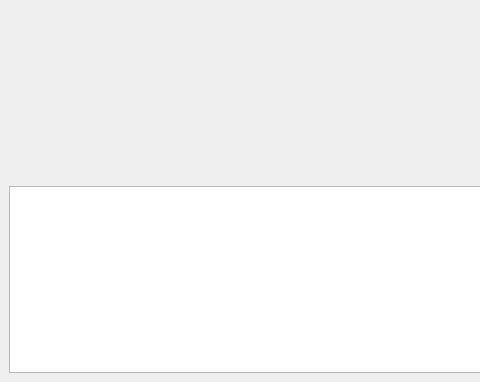
First picture: the form in gui/installer.ui, repository turris-cz/rtools-gui, before the edit; both pictures show x 0 to 480 and y 118 to 500 of the 600 by 500 pixel window.
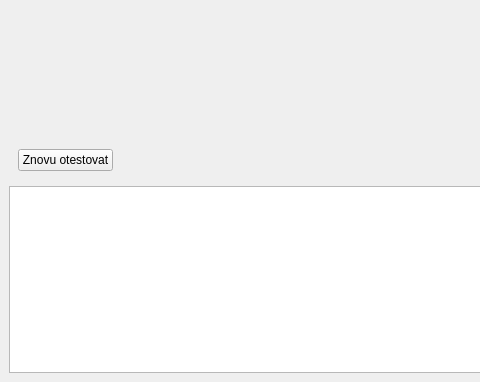
Second picture: the form after the edit. The open tabs and pages were chosen to show the change. Icons and pictures are not drawn.

Commit message: retest button added

The edit to the form file:
```diff
--- a/gui/installer.ui
+++ b/gui/installer.ui
@@ -746,6 +746,13 @@
         </item>
         <item>
          <layout class="QHBoxLayout" name="horizontalLayout_8">
+          <item>
+           <widget class="QPushButton" name="retestButton">
+            <property name="text">
+             <string>Znovu otestovat</string>
+            </property>
+           </widget>
+          </item>
           <item>
            <spacer name="horizontalSpacer_7">
             <property name="orientation">
```
The commit also changes 3 other files.
